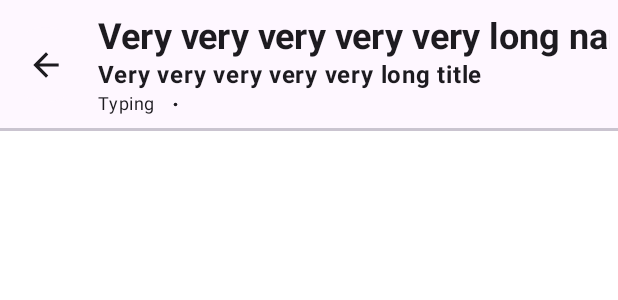
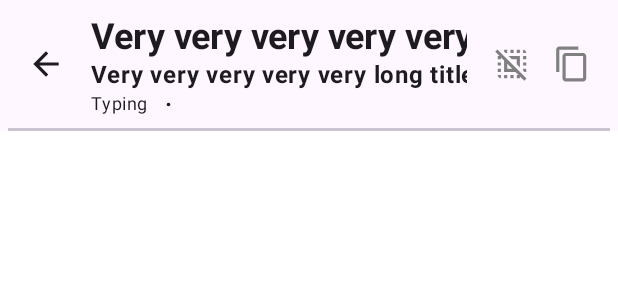
Before and after one commit to mu54omd/u-llama, an Android app built with Jetpack Compose: the @Preview function ChatTopBarPreview, on a phone screen of 412 x 824 dp. Shown: the top 300 px of the screen. Run offline under Robolectric (Android 15) with nearby library versions, the light colour scheme and no system bars.

Commit message:
+ fix two-time-close-app functionality + change chat bottom bar and attachedFileList and FAB appearance + come minor change in code + update libraries

```diff
--- a/app/src/main/java/com/example/ollamaui/ui/screen/chat/components/ChatDialog.kt
+++ b/app/src/main/java/com/example/ollamaui/ui/screen/chat/components/ChatDialog.kt
@@ -67,13 +67,13 @@ fun ChatDialog(
     val animatedColorMessage by animateColorAsState(
         when(isFromMe){
             true -> {
-                if(isSelected) MaterialTheme.colorScheme.tertiaryContainer
+                if(isSelected) MaterialTheme.colorScheme.inversePrimary.copy(alpha = 0.5f)
                 else if(isSendingFailed && isLastMessage) MaterialTheme.colorScheme.errorContainer
-                else MaterialTheme.colorScheme.primaryContainer
+                else MaterialTheme.colorScheme.surfaceVariant
 
             }
             false -> {
-                if(isSelected) MaterialTheme.colorScheme.tertiaryContainer else MaterialTheme.colorScheme.background
+                if(isSelected) MaterialTheme.colorScheme.inversePrimary.copy(alpha = 0.5f) else MaterialTheme.colorScheme.background
             }
         },
         label = "Animated Color Message",
--- a/app/src/main/java/com/example/ollamaui/ui/screen/chat/components/ChatTopBar.kt
+++ b/app/src/main/java/com/example/ollamaui/ui/screen/chat/components/ChatTopBar.kt
@@ -1,8 +1,5 @@
 package com.example.ollamaui.ui.screen.chat.components
 
-import androidx.compose.animation.AnimatedVisibility
-import androidx.compose.animation.scaleIn
-import androidx.compose.animation.scaleOut
 import androidx.compose.foundation.background
 import androidx.compose.foundation.layout.Arrangement
 import androidx.compose.foundation.layout.Column
@@ -11,13 +8,16 @@ import androidx.compose.foundation.layout.Spacer
 import androidx.compose.foundation.layout.fillMaxWidth
 import androidx.compose.foundation.layout.height
 import androidx.compose.foundation.layout.padding
+import androidx.compose.foundation.layout.requiredSize
 import androidx.compose.foundation.layout.width
+import androidx.compose.foundation.shape.RoundedCornerShape
 import androidx.compose.material3.HorizontalDivider
 import androidx.compose.material3.MaterialTheme
 import androidx.compose.material3.Surface
 import androidx.compose.runtime.Composable
 import androidx.compose.ui.Alignment
 import androidx.compose.ui.Modifier
+import androidx.compose.ui.graphics.Color
 import androidx.compose.ui.tooling.preview.Preview
 import androidx.compose.ui.unit.dp
 import com.example.ollamaui.R
@@ -32,16 +32,24 @@ fun ChatTopBar(
     chatTitle: String,
     onBackClick: () -> Unit,
     onCopyClick: () -> Unit,
+    onDeselectClick: () -> Unit,
     isCopyButtonEnabled: Boolean,
     isResponding: Boolean,
 ) {
-    Column{
+    Column(
+        modifier = modifier
+            .background(color = Color.Transparent)
+            .padding(start = 5.dp, end = 5.dp)
+    ) {
         Row(
-            horizontalArrangement = Arrangement.Center,
+            horizontalArrangement = Arrangement.Start,
             verticalAlignment = Alignment.CenterVertically,
             modifier = modifier
                 .fillMaxWidth()
-                .background(color = MaterialTheme.colorScheme.background)
+                .background(
+                    color = MaterialTheme.colorScheme.surface,
+                    shape = RoundedCornerShape(10),
+                )
                 .height(TOP_BAR_HEIGHT)
                 .padding(start = 5.dp, end = 5.dp),
         ) {
@@ -49,35 +57,45 @@ fun ChatTopBar(
                 description = "Back Icon",
                 onButtonClick = onBackClick,
                 icon = R.drawable.baseline_arrow_back_24,
-                    buttonSize = 50,
-                    containerColor = MaterialTheme.colorScheme.background
+                buttonSize = 40,
+                containerColor = Color.Transparent
             )
+            Spacer(modifier = Modifier.width(10.dp))
+            ChatTitle(
+                title = chatTitle,
+                modelName = modelName,
+                isResponding = isResponding,
+                modifier = Modifier.weight(1f)
+            )
+            Spacer(modifier = Modifier.width(10.dp))
             Row(
+                horizontalArrangement = Arrangement.End,
                 verticalAlignment = Alignment.CenterVertically,
-                    horizontalArrangement = Arrangement.Start,
-                    modifier = Modifier.weight(1f)
+                modifier = Modifier.requiredSize(width = 80.dp, height = 40.dp)
             ) {
-                    Spacer(modifier = Modifier.width(10.dp))
-                    ChatTitle(title = chatTitle, modelName = modelName, isResponding = isResponding)
-                }
-                AnimatedVisibility(
-                    visible = isCopyButtonEnabled,
-                    enter = scaleIn(),
-                    exit = scaleOut(),
-                ) {
+                CustomButton(
+                    description = "Deselect Icon",
+                    onButtonClick = onDeselectClick,
+                    icon = R.drawable.baseline_deselect_24,
+                    buttonSize = 40,
+                    containerColor = Color.Transparent,
+                    isButtonEnabled = isCopyButtonEnabled
+                )
                 CustomButton(
                     description = "Copy Icon",
                     onButtonClick = onCopyClick,
                     icon = R.drawable.baseline_content_copy_24,
-                        buttonSize = 50,
-                        containerColor = MaterialTheme.colorScheme.background,
+                    buttonSize = 40,
+                    containerColor = Color.Transparent,
                     isButtonEnabled = isCopyButtonEnabled
                 )
             }
+
         }
         HorizontalDivider(thickness = 2.dp)
     }
 }
+
 
 @Preview()
 @Composable
@@ -89,6 +107,7 @@ private fun ChatTopBarPreview() {
                 chatTitle = "Very very very very very long title",
                 onBackClick = {},
                 onCopyClick = {},
+                onDeselectClick = {},
                 isCopyButtonEnabled = false,
                 isResponding = true
             )
--- a/app/src/main/java/com/example/ollamaui/ui/screen/common/CustomButton.kt
+++ b/app/src/main/java/com/example/ollamaui/ui/screen/common/CustomButton.kt
@@ -4,6 +4,7 @@ import android.content.res.Configuration.UI_MODE_NIGHT_YES
 import androidx.annotation.DrawableRes
 import androidx.compose.foundation.layout.PaddingValues
 import androidx.compose.foundation.layout.size
+import androidx.compose.foundation.shape.RoundedCornerShape
 import androidx.compose.material3.Button
 import androidx.compose.material3.ButtonDefaults
 import androidx.compose.material3.Icon
@@ -34,6 +35,7 @@ fun CustomButton(
     Button(
         onClick = onButtonClick,
         enabled = isButtonEnabled,
+        shape = RoundedCornerShape(100),
         modifier = modifier.size(buttonSize.dp),
         contentPadding = PaddingValues(0.dp),
         colors = ButtonDefaults.buttonColors(
@@ -42,7 +44,8 @@ fun CustomButton(
             disabledContainerColor = containerColor,
             disabledContentColor = MaterialTheme.colorScheme.onBackground.copy(red = 0.5f, blue = 0.5f, green = 0.5f)
         ),
-        elevation = ButtonDefaults.elevatedButtonElevation(defaultElevation = elevation.dp)
+        elevation = if(containerColor == Color.Transparent) null
+        else ButtonDefaults.elevatedButtonElevation(defaultElevation = elevation.dp)
     ){
         Icon(
             painter = painterResource(icon),
@@ -57,7 +60,7 @@ fun CustomButton(
 @Composable
 private fun SendButtonPreview() {
     OllamaUITheme {
-        Surface(color = MaterialTheme.colorScheme.background) {
+        Surface(color = MaterialTheme.colorScheme.secondary) {
             CustomButton(
                 onButtonClick = {},
                 description = "CustomButton",
@@ -65,7 +68,8 @@ private fun SendButtonPreview() {
                 iconSize = 25,
                 buttonSize = 50,
                 isButtonEnabled = true,
-                elevation = 9
+                elevation = 0,
+                containerColor = Color.Transparent
             )
         }
     }
--- a/app/src/main/java/com/example/ollamaui/ui/screen/filemanager/FileManagerScreen.kt
+++ b/app/src/main/java/com/example/ollamaui/ui/screen/filemanager/FileManagerScreen.kt
@@ -12,6 +12,7 @@ import androidx.compose.foundation.layout.padding
 import androidx.compose.foundation.layout.width
 import androidx.compose.foundation.lazy.LazyColumn
 import androidx.compose.foundation.lazy.items
+import androidx.compose.material3.MaterialTheme
 import androidx.compose.material3.Scaffold
 import androidx.compose.material3.SnackbarDuration
 import androidx.compose.material3.SnackbarHost
@@ -94,7 +95,8 @@ fun FileManagerScreen(
                 icon = R.drawable.baseline_add_24,
                 buttonSize = 40,
                 iconSize = 30,
-                onButtonClick = { isFileExplorerEnable = true }
+                onButtonClick = { isFileExplorerEnable = true },
+                containerColor = MaterialTheme.colorScheme.outlineVariant
             )
         },
         snackbarHost = {
--- a/app/src/main/java/com/example/ollamaui/ui/screen/home/components/ChatListItem.kt
+++ b/app/src/main/java/com/example/ollamaui/ui/screen/home/components/ChatListItem.kt
@@ -38,6 +38,7 @@ import androidx.compose.ui.Modifier
 import androidx.compose.ui.draw.clip
 import androidx.compose.ui.draw.drawBehind
 import androidx.compose.ui.geometry.CornerRadius
+import androidx.compose.ui.graphics.Color
 import androidx.compose.ui.graphics.graphicsLayer
 import androidx.compose.ui.input.pointer.pointerInput
 import androidx.compose.ui.text.font.FontWeight
@@ -216,7 +217,7 @@ fun ChatListItem(
                         description = "Clear Select",
                         onButtonClick = { onSelectedItemClick() },
                         icon = R.drawable.baseline_clear_24,
-                        containerColor = MaterialTheme.colorScheme.primaryContainer,
+                        containerColor = Color.Transparent,
                         buttonSize = 30
                     )
                 }
--- a/app/src/main/java/com/example/ollamaui/ui/screen/home/components/SwipeActions.kt
+++ b/app/src/main/java/com/example/ollamaui/ui/screen/home/components/SwipeActions.kt
@@ -60,7 +60,7 @@ fun SwipeActions(
             iconSize = 30,
             onButtonClick = onDeleteClick,
             modifier = Modifier.padding(10.dp),
-            containerColor = Color(0xFFFF3259)
+            containerColor = Color.Transparent
         )
     }
 }
```
Also changed, not shown: app/src/main/java/com/example/ollamaui/ui/screen/chat/ChatScreen.kt (+111 -90 lines), app/src/main/java/com/example/ollamaui/ui/screen/chat/components/AttachedFilesItem.kt (+53 -28 lines), app/src/main/java/com/example/ollamaui/ui/screen/chat/components/ChatBottomBar.kt (+26 -10 lines), app/src/main/java/com/example/ollamaui/ui/screen/common/CustomDropDownList.kt (+8 -3 lines), app/src/main/java/com/example/ollamaui/ui/screen/home/HomeScreen.kt (+19 -3 lines), app/src/main/java/com/example/ollamaui/ui/screen/home/components/HomeTopBar.kt (+7 -7 lines), app/src/main/java/com/example/ollamaui/ui/screen/nav/AppNavigation.kt (+11 -2 lines), app/src/main/java/com/example/ollamaui/ui/screen/setting/SettingScreen.kt (+11 -2 lines). Lines whose indentation alone changed are shown as unchanged.
